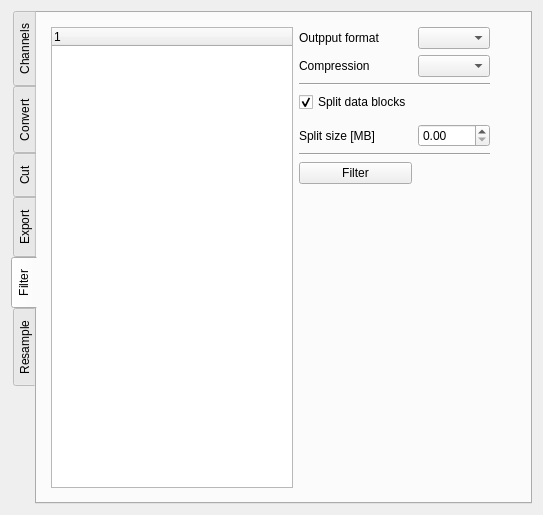
Qt form asammdfgui/file_widget.ui (danielhrisca/asammdf) before a commit.
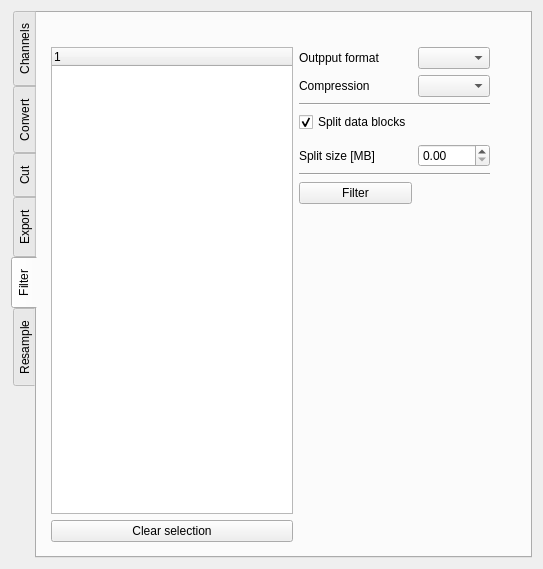
The same form after that commit. The open tabs and pages were chosen to show the change. Icons and pictures are not drawn.

Commit message: added search fields for channels and filter

Diff of the .ui file:
```diff
--- a/asammdfgui/file_widget.ui
+++ b/asammdfgui/file_widget.ui
@@ -7,7 +7,7 @@
     <x>0</x>
     <y>0</y>
     <width>543</width>
-    <height>515</height>
+    <height>569</height>
    </rect>
   </property>
   <property name="windowTitle">
@@ -580,43 +580,17 @@
          <property name="bottomMargin">
           <number>5</number>
          </property>
-         <item row="5" column="1">
-          <widget class="QLabel" name="label_10">
+         <item row="2" column="1">
+          <widget class="QLabel" name="label_11">
            <property name="text">
-            <string>Split size [MB]</string>
-           </property>
-          </widget>
-         </item>
-         <item row="5" column="2">
-          <widget class="QDoubleSpinBox" name="filter_split_size"/>
-         </item>
-         <item row="8" column="1">
-          <spacer name="verticalSpacer_4">
-           <property name="orientation">
-            <enum>Qt::Vertical</enum>
-           </property>
-           <property name="sizeHint" stdset="0">
-            <size>
-             <width>20</width>
-             <height>40</height>
-            </size>
-           </property>
-          </spacer>
-         </item>
-         <item row="3" column="1">
-          <widget class="QCheckBox" name="filter_split">
-           <property name="text">
-            <string>Split data blocks</string>
-           </property>
-           <property name="checked">
-            <bool>true</bool>
+            <string>Compression</string>
            </property>
           </widget>
          </item>
          <item row="1" column="2">
-          <widget class="QComboBox" name="filter_compression"/>
+          <widget class="QComboBox" name="filter_format"/>
          </item>
-         <item row="7" column="1">
+         <item row="8" column="1">
           <widget class="QPushButton" name="filter_btn">
            <property name="text">
             <string>Filter</string>
@@ -627,70 +601,120 @@
            </property>
           </widget>
          </item>
-         <item row="3" column="3">
-          <spacer name="horizontalSpacer_5">
-           <property name="orientation">
-            <enum>Qt::Horizontal</enum>
-           </property>
-           <property name="sizeHint" stdset="0">
-            <size>
-             <width>40</width>
-             <height>20</height>
-            </size>
-           </property>
-          </spacer>
-         </item>
-         <item row="1" column="3">
-          <spacer name="horizontalSpacer_6">
-           <property name="orientation">
-            <enum>Qt::Horizontal</enum>
-           </property>
-           <property name="sizeHint" stdset="0">
-            <size>
-             <width>40</width>
-             <height>20</height>
-            </size>
-           </property>
-          </spacer>
-         </item>
-         <item row="1" column="1">
-          <widget class="QLabel" name="label_11">
-           <property name="text">
-            <string>Compression</string>
-           </property>
-          </widget>
-         </item>
-         <item row="6" column="1" colspan="2">
+         <item row="7" column="1" colspan="2">
           <widget class="Line" name="line_7">
            <property name="orientation">
             <enum>Qt::Horizontal</enum>
            </property>
           </widget>
          </item>
-         <item row="2" column="1" colspan="2">
-          <widget class="Line" name="line_8">
+         <item row="2" column="3">
+          <spacer name="horizontalSpacer_6">
            <property name="orientation">
             <enum>Qt::Horizontal</enum>
            </property>
+           <property name="sizeHint" stdset="0">
+            <size>
+             <width>40</width>
+             <height>20</height>
+            </size>
+           </property>
+          </spacer>
+         </item>
+         <item row="1" column="0" rowspan="9">
+          <widget class="QTreeWidget" name="filter_tree">
+           <column>
+            <property name="text">
+             <string notr="true">1</string>
+            </property>
+           </column>
           </widget>
          </item>
-         <item row="0" column="1">
+         <item row="6" column="1">
+          <widget class="QLabel" name="label_10">
+           <property name="text">
+            <string>Split size [MB]</string>
+           </property>
+          </widget>
+         </item>
+         <item row="6" column="2">
+          <widget class="QDoubleSpinBox" name="filter_split_size"/>
+         </item>
+         <item row="1" column="1">
           <widget class="QLabel" name="label_12">
            <property name="text">
             <string>Outpput format</string>
            </property>
           </widget>
          </item>
-         <item row="0" column="2">
-          <widget class="QComboBox" name="filter_format"/>
+         <item row="3" column="1" colspan="2">
+          <widget class="Line" name="line_8">
+           <property name="orientation">
+            <enum>Qt::Horizontal</enum>
+           </property>
+          </widget>
          </item>
-         <item row="0" column="0" rowspan="9">
-          <widget class="QTreeWidget" name="filter_tree">
-           <column>
-            <property name="text">
-             <string notr="true">1</string>
-            </property>
-           </column>
+         <item row="4" column="1">
+          <widget class="QCheckBox" name="filter_split">
+           <property name="text">
+            <string>Split data blocks</string>
+           </property>
+           <property name="checked">
+            <bool>true</bool>
+           </property>
+          </widget>
+         </item>
+         <item row="9" column="1">
+          <spacer name="verticalSpacer_4">
+           <property name="orientation">
+            <enum>Qt::Vertical</enum>
+           </property>
+           <property name="sizeHint" stdset="0">
+            <size>
+             <width>20</width>
+             <height>40</height>
+            </size>
+           </property>
+          </spacer>
+         </item>
+         <item row="4" column="3">
+          <spacer name="horizontalSpacer_5">
+           <property name="orientation">
+            <enum>Qt::Horizontal</enum>
+           </property>
+           <property name="sizeHint" stdset="0">
+            <size>
+             <width>40</width>
+             <height>20</height>
+            </size>
+           </property>
+          </spacer>
+         </item>
+         <item row="2" column="2">
+          <widget class="QComboBox" name="filter_compression"/>
+         </item>
+         <item row="0" column="1">
+          <spacer name="horizontalSpacer_9">
+           <property name="orientation">
+            <enum>Qt::Horizontal</enum>
+           </property>
+           <property name="sizeHint" stdset="0">
+            <size>
+             <width>40</width>
+             <height>20</height>
+            </size>
+           </property>
+          </spacer>
+         </item>
+         <item row="10" column="0">
+          <widget class="QPushButton" name="clear_filter_btn">
+           <property name="text">
+            <string>Clear selection</string>
+           </property>
+           <property name="icon">
+            <iconset resource="resource.qrc">
+             <normaloff>:/erase.png</normaloff>:/erase.png</iconset>
+           </property>
           </widget>
          </item>
         </layout>
```
Left out of the diff: 38 changed lines with no effect on the pictures. The commit also changes 13 other files.
